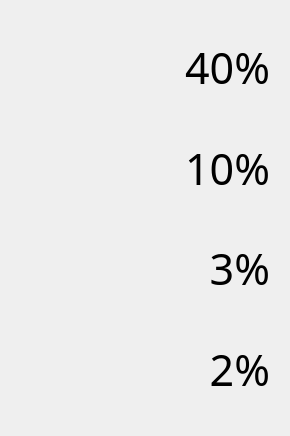
Old version of the form eventdisplay.ui in the repository casey-c/spiretool.
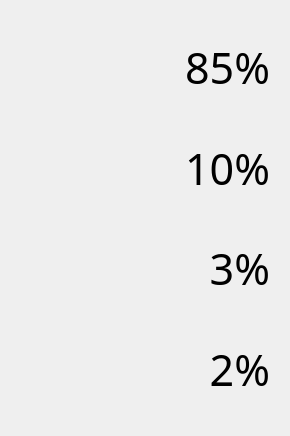
New version of the form. Icons and pictures are not drawn.

Commit message: Minor change in default event chance showing

```diff
--- a/eventdisplay.ui
+++ b/eventdisplay.ui
@@ -98,7 +98,7 @@
       </font>
      </property>
      <property name="text">
-      <string>40%</string>
+      <string>85%</string>
      </property>
      <property name="alignment">
       <set>Qt::AlignRight|Qt::AlignTrailing|Qt::AlignVCenter</set>
```
